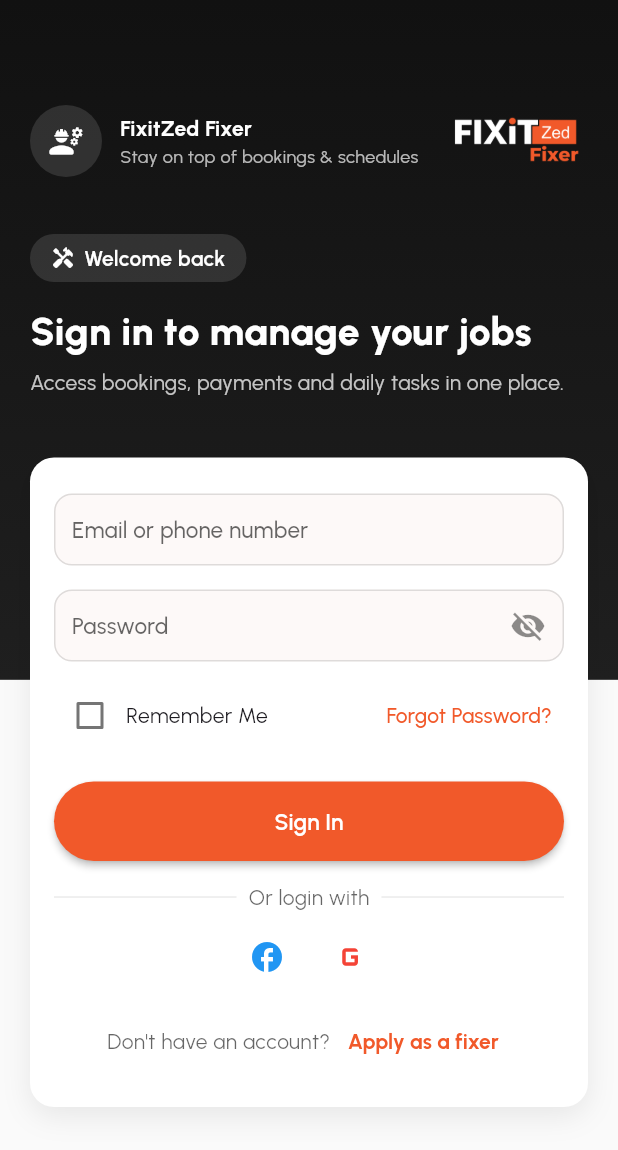
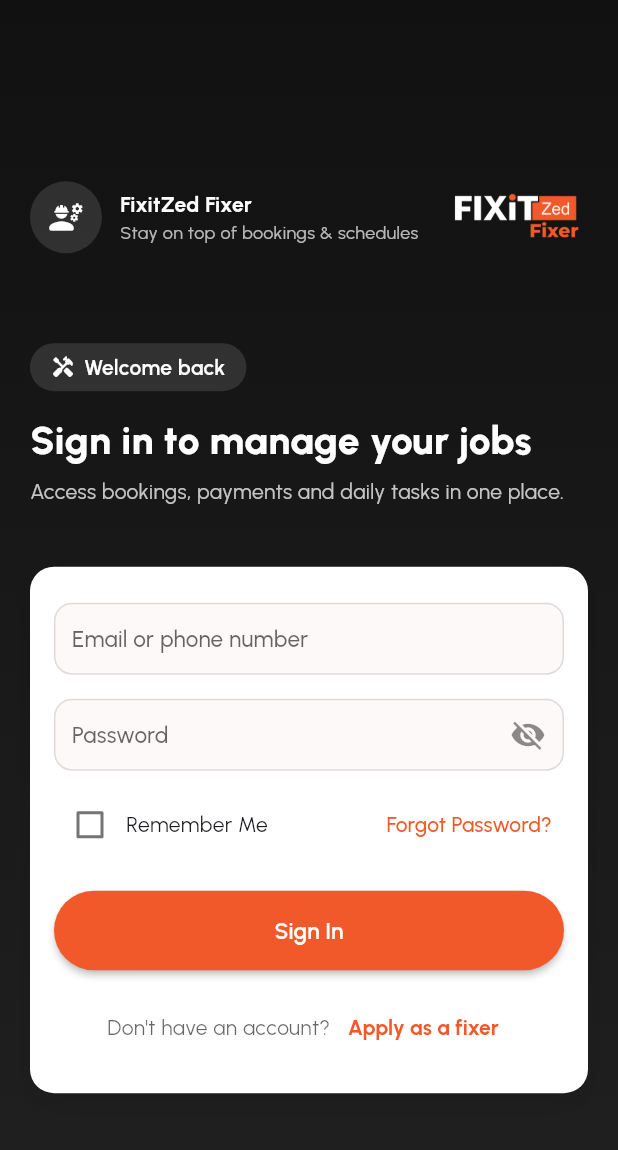
Before and after one commit to cosammalaika/Fixitzed-Fixer-App, a Flutter app: the SignInScreen screen opened by its route, on a phone screen of 412 x 824 dp. Shown: the top 1150 px of the screen. Run offline on Flutter 3.47's test engine with Material 3 defaults, Android fonts, the phone set to English and light mode, and no system bars; our stand-ins replace file_picker, flutter_local_notifications, flutter_riverpod, google_fonts, image_picker, shared_preferences; accounts and stored records are empty.

Commit message:
prod version changes

```diff
--- a/lib/screens/sign_in_screen.dart
+++ b/lib/screens/sign_in_screen.dart
@@ -1,4 +1,6 @@
 import 'dart:convert';
+import 'dart:math' as math;
+
 import 'package:flutter/material.dart';
 import 'package:google_fonts/google_fonts.dart';
 import 'package:shared_preferences/shared_preferences.dart';
@@ -215,15 +217,28 @@
         statusBarBrightness: Brightness.dark,
       ),
       child: Scaffold(
-        backgroundColor: Theme.of(context).scaffoldBackgroundColor,
+        backgroundColor: const Color(0xFF1F1F1F),
+        resizeToAvoidBottomInset: false,
         body: SafeArea(
           top: false,
           child: LayoutBuilder(
             builder: (context, constraints) {
+              final media = MediaQuery.of(context);
+              final headerHeight = math
+                  .min(420.0, math.max(280.0, constraints.maxHeight * 0.45))
+                  .toDouble();
+              final topPadding =
+                  media.padding.top +
+                  math.max(32.0, headerHeight - 250.0).toDouble();
+              final bottomPadding = media.viewInsets.bottom > 0
+                  ? media.viewInsets.bottom + 24.0
+                  : media.padding.bottom + 32.0;
+              final heroGap = math.max(32.0, headerHeight - 260.0).toDouble();
+
               return Stack(
                 children: [
-                  Container(
-                    height: constraints.maxHeight * 0.55,
+                  Positioned.fill(
+                    child: Container(
                       decoration: const BoxDecoration(
                         gradient: LinearGradient(
                           colors: [Color(0xFF111111), Color(0xFF1F1F1F)],
@@ -232,11 +247,21 @@
                         ),
                       ),
                     ),
-                  Positioned(
-                    top: 70,
-                    left: 20,
-                    right: 20,
-                    child: Row(
+                  ),
+                  SingleChildScrollView(
+                    padding: EdgeInsets.fromLTRB(
+                      20,
+                      topPadding,
+                      20,
+                      bottomPadding,
+                    ),
+                    child: Center(
+                      child: ConstrainedBox(
+                        constraints: const BoxConstraints(maxWidth: 460),
+                        child: Column(
+                          crossAxisAlignment: CrossAxisAlignment.start,
+                          children: [
+                            Row(
                               children: [
                                 Container(
                                   padding: const EdgeInsets.all(12),
@@ -277,13 +302,7 @@
                                 ),
                               ],
                             ),
-                  ),
-                  SingleChildScrollView(
-                    padding: const EdgeInsets.fromLTRB(20, 24, 20, 24),
-                    child: Column(
-                      crossAxisAlignment: CrossAxisAlignment.start,
-                      children: [
-                        const SizedBox(height: 132),
+                            SizedBox(height: 60),
                             Container(
                               padding: const EdgeInsets.symmetric(
                                 horizontal: 14,
@@ -331,7 +350,12 @@
                             const SizedBox(height: 16),
                             Container(
                               margin: const EdgeInsets.only(top: 24),
-                          padding: const EdgeInsets.fromLTRB(16, 16, 16, 20),
+                              padding: const EdgeInsets.fromLTRB(
+                                16,
+                                16,
+                                16,
+                                20,
+                              ),
                               decoration: BoxDecoration(
                                 color: Theme.of(context).cardColor,
                                 borderRadius: BorderRadius.circular(16),
@@ -349,7 +373,8 @@
                                     ? AutovalidateMode.onUserInteraction
                                     : AutovalidateMode.disabled,
                                 child: Column(
-                              crossAxisAlignment: CrossAxisAlignment.stretch,
+                                  crossAxisAlignment:
+                                      CrossAxisAlignment.stretch,
                                   children: [
                                     const SizedBox(height: 8),
                                     TextFormField(
@@ -378,26 +403,37 @@
                                         hintStyle: TextStyle(
                                           color: Theme.of(context).hintColor,
                                         ),
-                                    contentPadding: const EdgeInsets.symmetric(
+                                        contentPadding:
+                                            const EdgeInsets.symmetric(
                                               horizontal: 12,
                                               vertical: 10,
                                             ),
                                         enabledBorder: OutlineInputBorder(
-                                      borderRadius: BorderRadius.circular(12),
+                                          borderRadius: BorderRadius.circular(
+                                            12,
+                                          ),
                                           borderSide: BorderSide(
-                                        color: Theme.of(context).dividerColor,
+                                            color: Theme.of(
+                                              context,
+                                            ).dividerColor,
                                             width: 1,
                                           ),
                                         ),
                                         border: OutlineInputBorder(
-                                      borderRadius: BorderRadius.circular(12),
+                                          borderRadius: BorderRadius.circular(
+                                            12,
+                                          ),
                                           borderSide: BorderSide(
-                                        color: Theme.of(context).dividerColor,
+                                            color: Theme.of(
+                                              context,
+                                            ).dividerColor,
                                             width: 1,
                                           ),
                                         ),
                                         focusedBorder: OutlineInputBorder(
-                                      borderRadius: BorderRadius.circular(12),
+                                          borderRadius: BorderRadius.circular(
+                                            12,
+                                          ),
                                           borderSide: const BorderSide(
                                             color: Color(0xFFF1592A),
                                             width: 1.2,
@@ -450,21 +486,30 @@
                                         hintStyle: TextStyle(
                                           color: Theme.of(context).hintColor,
                                         ),
-                                    contentPadding: const EdgeInsets.symmetric(
+                                        contentPadding:
+                                            const EdgeInsets.symmetric(
                                               horizontal: 12,
                                               vertical: 10,
                                             ),
                                         enabledBorder: OutlineInputBorder(
-                                      borderRadius: BorderRadius.circular(12),
+                                          borderRadius: BorderRadius.circular(
+                                            12,
+                                          ),
                                           borderSide: BorderSide(
-                                        color: Theme.of(context).dividerColor,
+                                            color: Theme.of(
+                                              context,
+                                            ).dividerColor,
                                             width: 1,
                                           ),
                                         ),
                                         border: OutlineInputBorder(
-                                      borderRadius: BorderRadius.circular(12),
+                                          borderRadius: BorderRadius.circular(
+                                            12,
+                                          ),
                                           borderSide: BorderSide(
-                                        color: Theme.of(context).dividerColor,
+                                            color: Theme.of(
+                                              context,
+                                            ).dividerColor,
                                             width: 1,
                                           ),
                                         ),
@@ -493,7 +538,8 @@
                                         final s = v ?? '';
                                         if (s.isEmpty)
                                           return 'Password is required';
-                                    if (s.length < 6) return 'Min 6 characters';
+                                        if (s.length < 6)
+                                          return 'Min 6 characters';
                                         return null;
                                       },
                                     ),
@@ -506,7 +552,8 @@
                                           onChanged: _loading
                                               ? null
                                               : (val) => setState(
-                                              () => _rememberMe = val ?? false,
+                                                  () => _rememberMe =
+                                                      val ?? false,
                                                 ),
                                         ),
                                         const Text("Remember Me"),
@@ -532,7 +579,9 @@
                                           vertical: 16,
                                         ),
                                         shape: RoundedRectangleBorder(
-                                      borderRadius: BorderRadius.circular(30),
+                                          borderRadius: BorderRadius.circular(
+                                            30,
+                                          ),
                                         ),
                                       ),
                                       child: _loading
@@ -552,56 +601,64 @@
                                             ),
                                     ),
                                     const SizedBox(height: 14),
+                                    // Row(
+                                    //   children: [
+                                    //     Expanded(
+                                    //       child: Divider(
+                                    //         color: Theme.of(
+                                    //           context,
+                                    //         ).dividerColor,
+                                    //       ),
+                                    //     ),
+                                    //     Padding(
+                                    //       padding: const EdgeInsets.symmetric(
+                                    //         horizontal: 8,
+                                    //       ),
+                                    //       child: Text(
+                                    //         'Or login with',
+                                    //         style: GoogleFonts.urbanist(
+                                    //           color: Theme.of(
+                                    //             context,
+                                    //           ).hintColor,
+                                    //         ),
+                                    //       ),
+                                    //     ),
+                                    //     Expanded(
+                                    //       child: Divider(
+                                    //         color: Theme.of(
+                                    //           context,
+                                    //         ).dividerColor,
+                                    //       ),
+                                    //     ),
+                                    //   ],
+                                    // ),
+                                    // const SizedBox(height: 10),
+                                    // Row(
+                                    //   mainAxisAlignment:
+                                    //       MainAxisAlignment.center,
+                                    //   children: const [
+                                    //     CircleAvatar(
+                                    //       backgroundColor: Colors.white,
+                                    //       child: Icon(
+                                    //         Icons.facebook,
+                                    //         color: Colors.blue,
+                                    //       ),
+                                    //     ),
+                                    //     SizedBox(width: 16),
+                                    //     CircleAvatar(
+                                    //       backgroundColor: Colors.white,
+                                    //       child: Icon(
+                                    //         Icons.g_mobiledata,
+                                    //         color: Colors.red,
+                                    //         size: 28,
+                                    //       ),
+                                    //     ),
+                                    //   ],
+                                    // ),
+                                    // const SizedBox(height: 12),
                                     Row(
-                                  children: [
-                                    Expanded(
-                                      child: Divider(
-                                        color: Theme.of(context).dividerColor,
-                                      ),
-                                    ),
-                                    Padding(
-                                      padding: const EdgeInsets.symmetric(
-                                        horizontal: 8,
-                                      ),
-                                      child: Text(
-                                        'Or login with',
-                                        style: GoogleFonts.urbanist(
-                                          color: Theme.of(context).hintColor,
-                                        ),
-                                      ),
-                                    ),
-                                    Expanded(
-                                      child: Divider(
-                                        color: Theme.of(context).dividerColor,
-                                      ),
-                                    ),
-                                  ],
-                                ),
-                                const SizedBox(height: 10),
-                                Row(
-                                  mainAxisAlignment: MainAxisAlignment.center,
-                                  children: const [
-                                    CircleAvatar(
-                                      backgroundColor: Colors.white,
-                                      child: Icon(
-                                        Icons.facebook,
-                                        color: Colors.blue,
-                                      ),
-                                    ),
-                                    SizedBox(width: 16),
-                                    CircleAvatar(
-                                      backgroundColor: Colors.white,
-                                      child: Icon(
-                                        Icons.g_mobiledata,
-                                        color: Colors.red,
-                                        size: 28,
-                                      ),
-                                    ),
-                                  ],
-                                ),
-                                const SizedBox(height: 12),
-                                Row(
-                                  mainAxisAlignment: MainAxisAlignment.center,
+                                      mainAxisAlignment:
+                                          MainAxisAlignment.center,
                                       children: [
                                         Text(
                                           'Don\'t have an account? ',
@@ -627,11 +684,13 @@
                                     ),
                                   ],
                                 ),
-                          ),
-                        ),
+                              ), // end Form
+                            ), // end Card Container
                           ],
-                    ),
-                  ),
+                        ), // end content Column
+                      ), // end ConstrainedBox
+                    ), // end Center
+                  ), // end SingleChildScrollView
                 ],
               );
             },
--- a/pubspec.yaml
+++ b/pubspec.yaml
@@ -16,7 +16,7 @@
 # https://developer.apple.com/library/archive/documentation/General/Reference/InfoPlistKeyReference/Articles/CoreFoundationKeys.html
 # In Windows, build-name is used as the major, minor, and patch parts
 # of the product and file versions while build-number is used as the build suffix.
-version: 1.0.0+1
+version: 1.0.0+2
 
 environment:
   sdk: ^3.9.0
```
Lines whose indentation alone changed are shown as unchanged.
